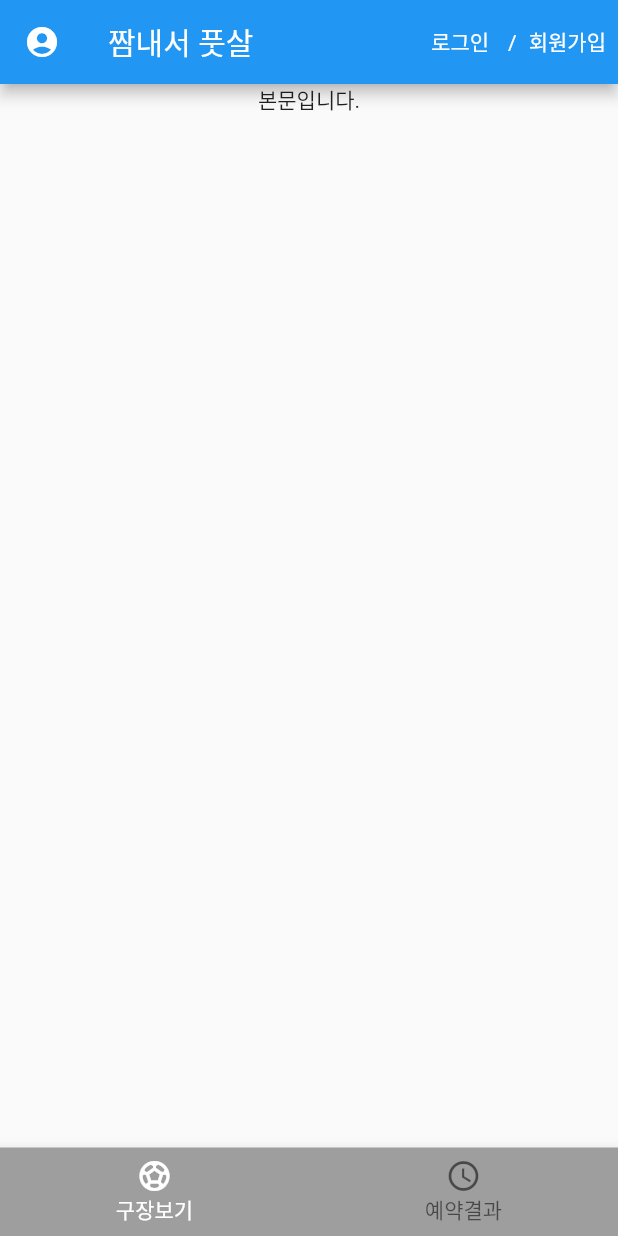
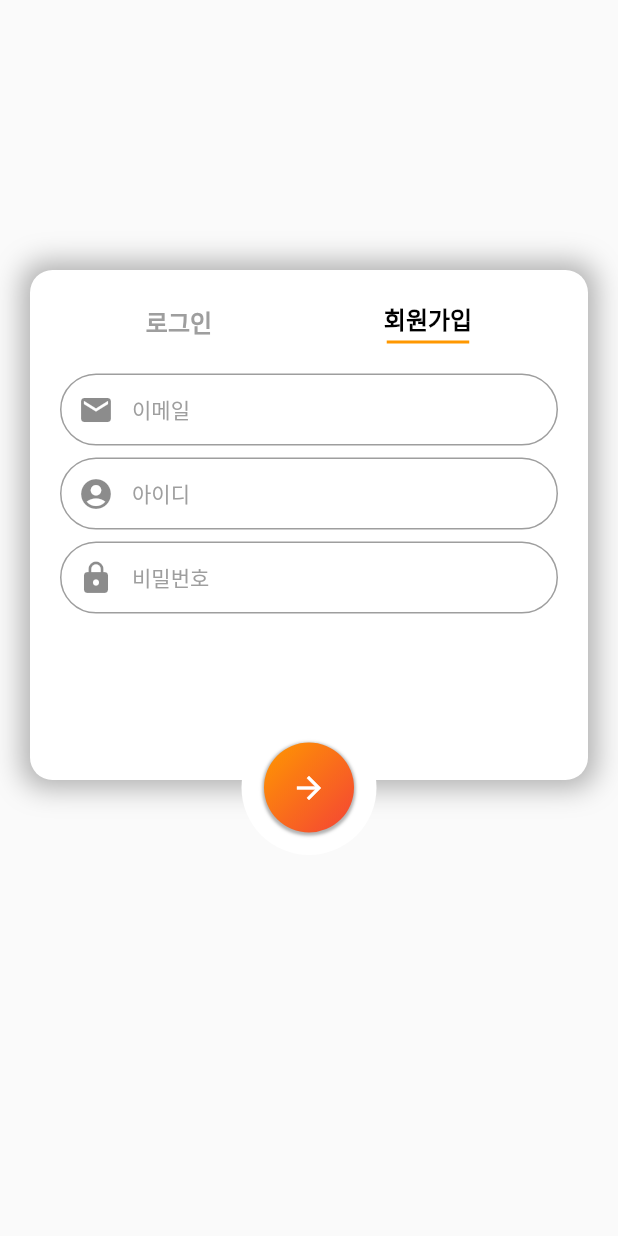
Before and after one commit to ImUB/Football, a Flutter app: the screen it shows after launch, on a phone screen of 412 x 824 dp. Run offline on Flutter 3.47's test engine with Material 2 defaults, Android fonts, the phone set to English and light mode, and no system bars; our stand-ins replace firebase_auth, firebase_core; accounts and stored records are empty.

Commit message:
sign페이지 및 sign 기능 구현

```diff
--- a/lib/main.dart
+++ b/lib/main.dart
@@ -1,10 +1,8 @@
 import 'package:flutter/material.dart';
 import 'package:firebase_core/firebase_core.dart';
-import 'login.dart';
-import 'signup.dart';
+import 'package:football/screens/sign_screen.dart';
 
-
-Future<void> main() async{
+main() async{
   WidgetsFlutterBinding.ensureInitialized();
   await Firebase.initializeApp(
     options: FirebaseOptions(
@@ -23,66 +21,12 @@ Future<void> main() async{
 
 class MyApp extends StatelessWidget {
   const MyApp({Key? key}) : super(key: key);
+
   @override
   Widget build(BuildContext context) {
     return MaterialApp(
-      home: Scaffold(
-        appBar: AppBar(
-          leading: Icon(Icons.account_circle),
-          title: Text("짬내서 풋살"),
-          actions: [
-            Row(
-              children: [
-                TextButton(
-                  child: Text('로그인'),
-                  onPressed: () {
-                    Navigator.push(context, MaterialPageRoute(builder: (context) => Login()));
-                  },
-                  style: TextButton.styleFrom(
-                    primary: Colors.white
-                  ),
-                ),
-                Text('/'),
-                TextButton(
-                  child: Text('회원가입'),
-                  onPressed: () {
-                    Navigator.push(context, MaterialPageRoute(builder: (context) => Signup()));
-                  },
-                  style: TextButton.styleFrom(
-                    primary: Colors.white
-                  ),
-                )
-              ],
-            )
-          ]
-        ),
-        body: Center(
-          child: Column(
-            children: [
-              Text('본문입니다.')
-
-            ],
-          )
-        ),
-        bottomNavigationBar: BottomNavigationBar(
-          type: BottomNavigationBarType.fixed,
-          backgroundColor: Colors.grey,
-          selectedItemColor: Colors.white,
-          selectedFontSize: 14,
-          unselectedFontSize: 14,
-          items: [
-            BottomNavigationBarItem(
-              icon: Icon(Icons.sports_soccer),
-              label: '구장보기'
-            ),
-            BottomNavigationBarItem(
-              icon: Icon(Icons.watch_later_outlined),
-              label: '예약결과'
-            )
-          ],
-        )
-
-        ),
-      );
+      title: 'Football App',
+      home: Signscreen(),
+    );
   }
 }
--- /dev/null
+++ b/lib/screens/sign_screen.dart
@@ -0,0 +1,396 @@
+import 'package:flutter/material.dart';
+import 'package:firebase_auth/firebase_auth.dart';
+import 'package:football/screens/main_screen.dart';
+
+class Signscreen extends StatefulWidget {
+  const Signscreen({Key? key}) : super(key: key);
+
+  @override
+  _SignscreenState createState() => _SignscreenState();
+}
+
+class _SignscreenState extends State<Signscreen> {
+  final _authentication = FirebaseAuth.instance;
+
+  bool isSignupScreen = true;
+  final _formKey = GlobalKey<FormState>();
+  String userEmail = '';
+  String userName = '';
+  String userPass = '';
+
+  void _tryValidation() {
+    final isValid = _formKey.currentState!.validate();
+    if (isValid) {
+      _formKey.currentState!.save();
+    }
+  }
+
+  @override
+  Widget build(BuildContext context) {
+    return Scaffold(
+      body: Stack(
+        children: [
+          Positioned(
+            top: 0,
+            right: 0,
+            left: 0,
+            child: Container(),
+          ), // 배경
+          AnimatedPositioned(
+            duration: Duration(milliseconds: 500),
+            curve: Curves.easeIn,
+            top: 180,
+            child: AnimatedContainer(
+              duration: Duration(milliseconds: 500),
+              curve: Curves.easeIn,
+              padding: EdgeInsets.all(20.0),
+              height: isSignupScreen ? 340.0 : 250.0,
+              width: MediaQuery
+                  .of(context)
+                  .size
+                  .width - 40,
+              margin: EdgeInsets.symmetric(horizontal: 20.0),
+              decoration: BoxDecoration(
+                color: Colors.white,
+                borderRadius: BorderRadius.circular(15.0),
+                boxShadow: [
+                  BoxShadow(
+                      color: Colors.black.withOpacity(0.3),
+                      blurRadius: 15,
+                      spreadRadius: 5),
+                ],
+              ),
+              child: Column(
+                children: [
+                  Row(
+                    mainAxisAlignment: MainAxisAlignment.spaceAround,
+                    children: [
+                      GestureDetector(
+                        onTap: () {
+                          setState(() {
+                            isSignupScreen = false;
+                          });
+                        },
+                        child: Column(
+                          children: [
+                            Text(
+                              '로그인',
+                              style: TextStyle(
+                                fontSize: 16,
+                                fontWeight: FontWeight.bold,
+                                color:
+                                isSignupScreen ? Colors.grey : Colors.black,
+                              ),
+                            ),
+                            if (!isSignupScreen)
+                              Container(
+                                margin: EdgeInsets.only(top: 3),
+                                height: 2,
+                                width: 55,
+                                color: Colors.orange,
+                              )
+                          ],
+                        ),
+                      ),
+                      GestureDetector(
+                        onTap: () {
+                          setState(() {
+                            isSignupScreen = true;
+                          });
+                        },
+                        child: Column(
+                          children: [
+                            Text(
+                              '회원가입',
+                              style: TextStyle(
+                                fontSize: 16,
+                                fontWeight: FontWeight.bold,
+                                color:
+                                isSignupScreen ? Colors.black : Colors.grey,
+                              ),
+                            ),
+                            if (isSignupScreen)
+                              Container(
+                                margin: EdgeInsets.only(top: 3),
+                                height: 2,
+                                width: 55,
+                                color: Colors.orange,
+                              )
+                          ],
+                        ),
+                      ),
+                    ],
+                  ),
+                  if (isSignupScreen)
+                    Container(
+                      margin: EdgeInsets.only(top: 20),
+                      child: Form(
+                        key: _formKey,
+                        child: Column(
+                          children: [
+                            TextFormField(
+                              keyboardType: TextInputType.emailAddress,
+                              key: ValueKey(1),
+                              validator: (value) {
+                                if (value!.isEmpty || !value.contains('@')) {
+                                  return '이메일을 입력해주세요.';
+                                }
+                                return null;
+                              },
+                              onSaved: (value) {
+                                userEmail = value!;
+                              },
+                              onChanged: (value) {
+                                userEmail = value;
+                              },
+                              decoration: InputDecoration(
+                                  prefixIcon: Icon(Icons.email),
+                                  enabledBorder: OutlineInputBorder(
+                                      borderSide:
+                                      BorderSide(color: Colors.grey),
+                                      borderRadius: BorderRadius.all(
+                                          Radius.circular(35.0))),
+                                  focusedBorder: OutlineInputBorder(
+                                      borderSide:
+                                      BorderSide(color: Colors.grey),
+                                      borderRadius: BorderRadius.all(
+                                          Radius.circular(35.0))),
+                                  hintText: '이메일',
+                                  hintStyle: TextStyle(
+                                      fontSize: 14, color: Colors.grey),
+                                  contentPadding: EdgeInsets.all(10)),
+                            ),
+                            SizedBox(
+                              height: 8,
+                            ),
+                            TextFormField(
+                              key: ValueKey(2),
+                              validator: (value) {
+                                if (value!.isEmpty || value.length < 4) {
+                                  return '최소 4글자 이상 입력해주세요.';
+                                }
+                                return null;
+                              },
+                              onSaved: (value) {
+                                userName = value!;
+                              },
+                              onChanged: (value) {
+                                userName = value;
+                              },
+                              decoration: InputDecoration(
+                                  prefixIcon: Icon(Icons.account_circle),
+                                  enabledBorder: OutlineInputBorder(
+                                      borderSide:
+                                      BorderSide(color: Colors.grey),
+                                      borderRadius: BorderRadius.all(
+                                          Radius.circular(35.0))),
+                                  focusedBorder: OutlineInputBorder(
+                                      borderSide:
+                                      BorderSide(color: Colors.grey),
+                                      borderRadius: BorderRadius.all(
+                                          Radius.circular(35.0))),
+                                  hintText: '아이디',
+                                  hintStyle: TextStyle(
+                                      fontSize: 14, color: Colors.grey),
+                                  contentPadding: EdgeInsets.all(10)),
+                            ),
+                            SizedBox(
+                              height: 8,
+                            ),
+                            TextFormField(
+                              obscureText: true,
+                              key: ValueKey(3),
+                              validator: (value) {
+                                if (value!.isEmpty || value.length < 6) {
+                                  return '비밀번호는 최소 6자 이상으로 작성해주세요.';
+                                }
+                                return null;
+                              },
+                              onSaved: (value) {
+                                userPass = value!;
+                              },
+                              onChanged: (value) {
+                                userPass = value;
+                              },
+                              decoration: InputDecoration(
+                                  prefixIcon: Icon(Icons.lock),
+                                  enabledBorder: OutlineInputBorder(
+                                      borderSide:
+                                      BorderSide(color: Colors.grey),
+                                      borderRadius: BorderRadius.all(
+                                          Radius.circular(35.0))),
+                                  focusedBorder: OutlineInputBorder(
+                                      borderSide:
+                                      BorderSide(color: Colors.grey),
+                                      borderRadius: BorderRadius.all(
+                                          Radius.circular(35.0))),
+                                  hintText: '비밀번호',
+                                  hintStyle: TextStyle(
+                                      fontSize: 14, color: Colors.grey),
+                                  contentPadding: EdgeInsets.all(10)),
+                            ),
+                          ],
+                        ),
+                      ),
+                    ),
+                  if (!isSignupScreen)
+                    Container(
+                      margin: EdgeInsets.only(top: 20),
+                      child: Form(
+                        key: _formKey,
+                        child: Column(
+                          children: [
+                            TextFormField(
+                              key: ValueKey(4),
+                              onSaved: (value) {
+                                userEmail = value!;
+                              },
+                              onChanged: (value) {
+                                userEmail = value;
+                              },
+                              decoration: InputDecoration(
+                                  prefixIcon: Icon(Icons.account_circle),
+                                  enabledBorder: OutlineInputBorder(
+                                      borderSide:
+                                      BorderSide(color: Colors.grey),
+                                      borderRadius: BorderRadius.all(
+                                          Radius.circular(35.0))),
+                                  focusedBorder: OutlineInputBorder(
+                                      borderSide:
+                                      BorderSide(color: Colors.grey),
+                                      borderRadius: BorderRadius.all(
+                                          Radius.circular(35.0))),
+                                  hintText: '아이디',
+                                  hintStyle: TextStyle(
+                                      fontSize: 14, color: Colors.grey),
+                                  contentPadding: EdgeInsets.all(10)),
+                            ),
+                            SizedBox(
+                              height: 8,
+                            ),
+                            TextFormField(
+                              obscureText: true,
+                              key: ValueKey(5),
+                              onSaved: (value) {
+                                userPass = value!;
+                              },
+                              onChanged: (value) {
+                                userPass = value;
+                              },
+                              decoration: InputDecoration(
+                                  prefixIcon: Icon(Icons.lock),
+                                  enabledBorder: OutlineInputBorder(
+                                      borderSide:
+                                      BorderSide(color: Colors.grey),
+                                      borderRadius: BorderRadius.all(
+                                          Radius.circular(35.0))),
+                                  focusedBorder: OutlineInputBorder(
+                                      borderSide:
+                                      BorderSide(color: Colors.grey),
+                                      borderRadius: BorderRadius.all(
+                                          Radius.circular(35.0))),
+                                  hintText: '패스워드',
+                                  hintStyle: TextStyle(
+                                      fontSize: 14, color: Colors.grey),
+                                  contentPadding: EdgeInsets.all(10)),
+                            ),
+                          ],
+                        ),
+                      ),
+                    ),
+                ],
+              ),
+            ),
+          ), // 텍스트 필
+          AnimatedPositioned(
+            duration: Duration(milliseconds: 500),
+            curve: Curves.easeIn,
+            top: isSignupScreen ? 480 : 390,
+            right: 0,
+            left: 0,
+            child: Center(
+              child: AnimatedContainer(
+                  duration: Duration(milliseconds: 500),
+                  curve: Curves.easeIn,
+                  padding: EdgeInsets.all(15),
+                  height: 90,
+                  width: 90,
+                  decoration: BoxDecoration(
+                      color: Colors.white,
+                      borderRadius: BorderRadius.circular(50.0)),
+                  child: GestureDetector(
+                    onTap: () async{
+                      if (isSignupScreen) {
+                        _tryValidation();
+
+                        try {
+                          final newUser = await _authentication
+                              .createUserWithEmailAndPassword(
+                              email: userEmail,
+                              password: userPass
+                          );
+
+                          if(newUser.user != null) {
+                            Navigator.push(context, MaterialPageRoute(builder: (context){
+                              return MainScreen();
+                            }),
+                            );
+                          }
+                        } catch (e) {
+                          print(e);
+                          ScaffoldMessenger.of(context).showSnackBar(
+                              SnackBar(
+                                  content: Text('이메일 또는 비밀번호가 잘못되었습니다.'),
+                                  backgroundColor: Colors.blue)
+                          );
+                        }
+                      }
+                      try {
+                        if (!isSignupScreen) {
+                          _tryValidation();
+                          final newUser =
+                          await _authentication.signInWithEmailAndPassword(
+                            email: userEmail,
+                            password: userPass,
+                          );
+                          if (newUser.user != null) {
+                            Navigator.push(
+                              context,
+                              MaterialPageRoute(builder: (context) {
+                                return MainScreen();
+                              }),
+                            );
+                          }
+                        }
+                      } catch(e) {
+                        print(e);
+                      }
+                    },
+                    child: Container(
+                      decoration: BoxDecoration(
+                          gradient: LinearGradient(
+                              colors: [Colors.orange, Colors.red],
+                              begin: Alignment.topLeft,
+                              end: Alignment.bottomRight),
+                          borderRadius: BorderRadius.circular(30.0),
+                          boxShadow: [
+                            BoxShadow(
+                              color: Colors.black.withOpacity(0.3),
+                              spreadRadius: 1,
+                              blurRadius: 1,
+                              offset: Offset(0, 1),
+                            ),
+                          ]),
+                      child: Icon(
+                        Icons.arrow_forward,
+                        color: Colors.white,
+                      ),
+                    ),
+                  )),
+            ),
+          ), // 전송버튼 // TextFormField
+        ],
+      ),
+    );
+  }
+}
--- a/pubspec.yaml
+++ b/pubspec.yaml
@@ -34,11 +34,12 @@ dependencies:
   # Use with the CupertinoIcons class for iOS style icons.
   cupertino_icons: ^1.0.2
   cloud_firestore: ^3.1.10
+  firebase_auth: ^3.3.11
+  provider: ^6.0.2
 
 dev_dependencies:
   flutter_test:
     sdk: flutter
-  firebase_core: ^1.13.1
   # The "flutter_lints" package below contains a set of recommended lints to
   # encourage good coding practices. The lint set provided by the package is
   # activated in the `analysis_options.yaml` file located at the root of your
```
Also changed, not shown: lib/booking.dart (deleted, +0 -44 lines), lib/login.dart (deleted, +0 -54 lines), lib/screens/main_screen.dart (added, +57 -0 lines), lib/signup.dart (deleted, +0 -77 lines), pubspec.lock, 3 other files.
